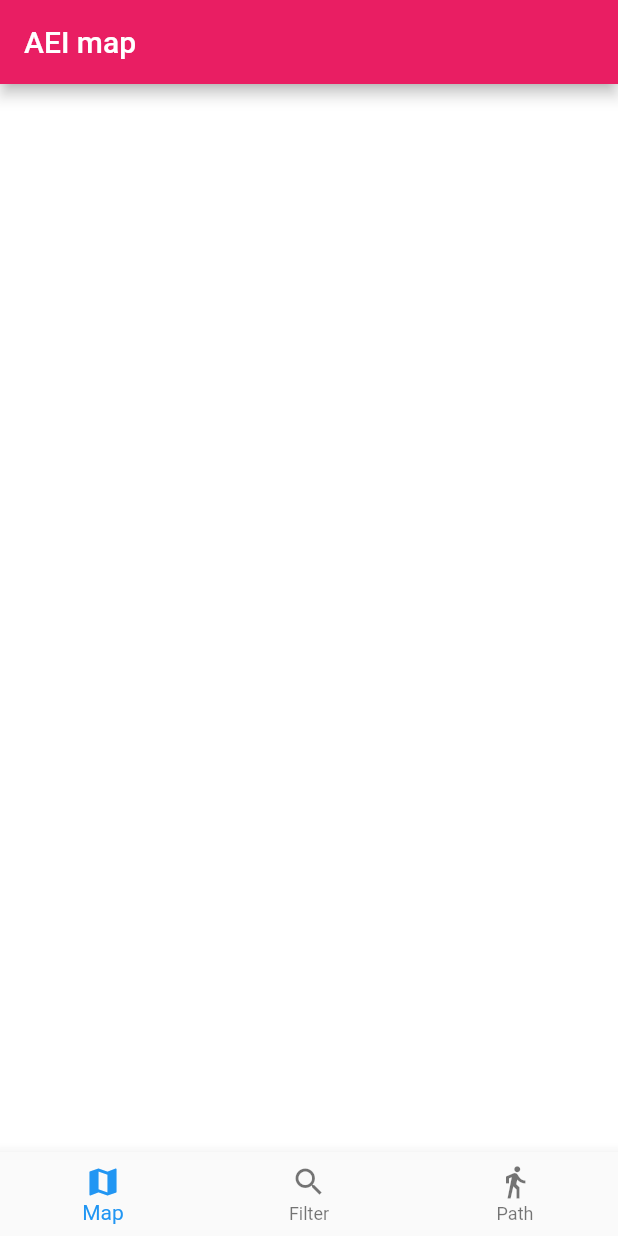
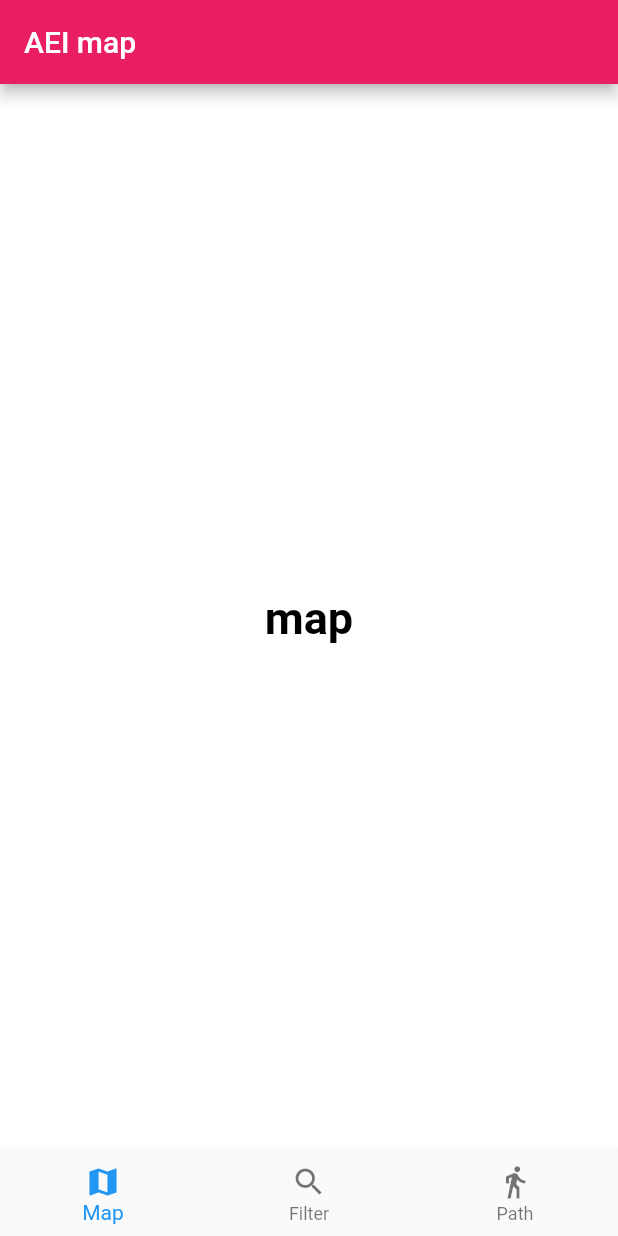
Before and after one commit to paulinaurbas/aei-map-mobile, a Flutter app: the screen it shows after launch, on a phone screen of 412 x 824 dp. Run offline on Flutter 3.47's test engine with Material 2 defaults, Android fonts, the phone set to English and light mode, and no system bars.

Commit message:
Fix the invisible placeholder

```diff
--- a/aei_map_mobile/lib/features/main_screen/screens/main_screen.dart
+++ b/aei_map_mobile/lib/features/main_screen/screens/main_screen.dart
@@ -12,19 +12,8 @@ class MainScreen extends StatefulWidget {
 class _MainScreenState extends State<MainScreen> {
   int _currentIndex = 0;
   final List<Widget> _children = [
-    // TODO: Change it to real screens
-    Center(
-      child: Text('map',
-          style: TextStyle(fontSize: 30, fontWeight: FontWeight.bold)),
-    ),
-    Center(
-      child: Text('filter',
-          style: TextStyle(fontSize: 30, fontWeight: FontWeight.bold)),
-    ),
-    Center(
-      child: Text('path',
-          style: TextStyle(fontSize: 30, fontWeight: FontWeight.bold)),
-    ),
+    // TODO: Change the placeholders to the real screens
+    _placeholder('map'), _placeholder('filter'), _placeholder('path'),
   ];
 
   @override
@@ -38,15 +27,15 @@ class _MainScreenState extends State<MainScreen> {
         onTap: onTabTapped, // new
         currentIndex: _currentIndex, // new
         items: [
-          new BottomNavigationBarItem(
+          BottomNavigationBarItem(
             icon: Icon(Icons.map),
             label: appStrings['mapBarIcon'],
           ),
-          new BottomNavigationBarItem(
+          BottomNavigationBarItem(
             icon: Icon(Icons.search),
             label: appStrings['filterBarIcon'],
           ),
-          new BottomNavigationBarItem(
+          BottomNavigationBarItem(
             icon: Icon(Icons.directions_walk),
             label: appStrings['pathBarIcon'],
           ),
@@ -61,3 +50,10 @@ class _MainScreenState extends State<MainScreen> {
     });
   }
 }
+
+// TODO: Delete it after all
+Widget _placeholder(String s) => Center(
+      child: Text(s,
+          style: TextStyle(
+              fontSize: 30, fontWeight: FontWeight.bold, color: Colors.black)),
+    );
```
Also changed, not shown: 1 other file.
